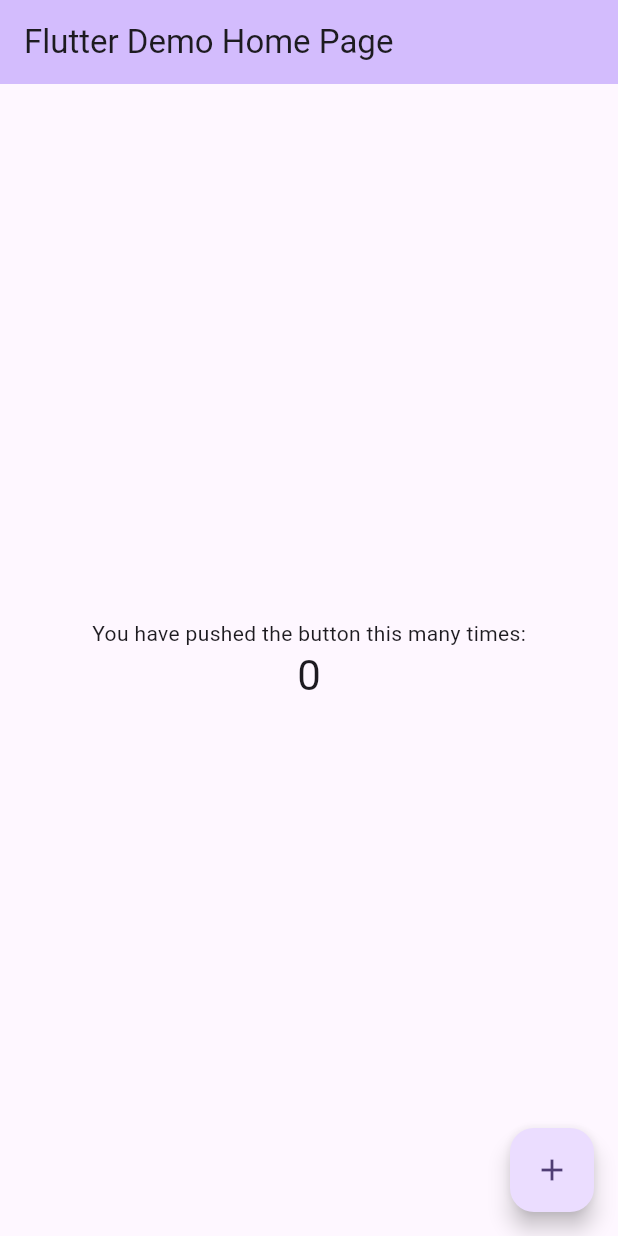
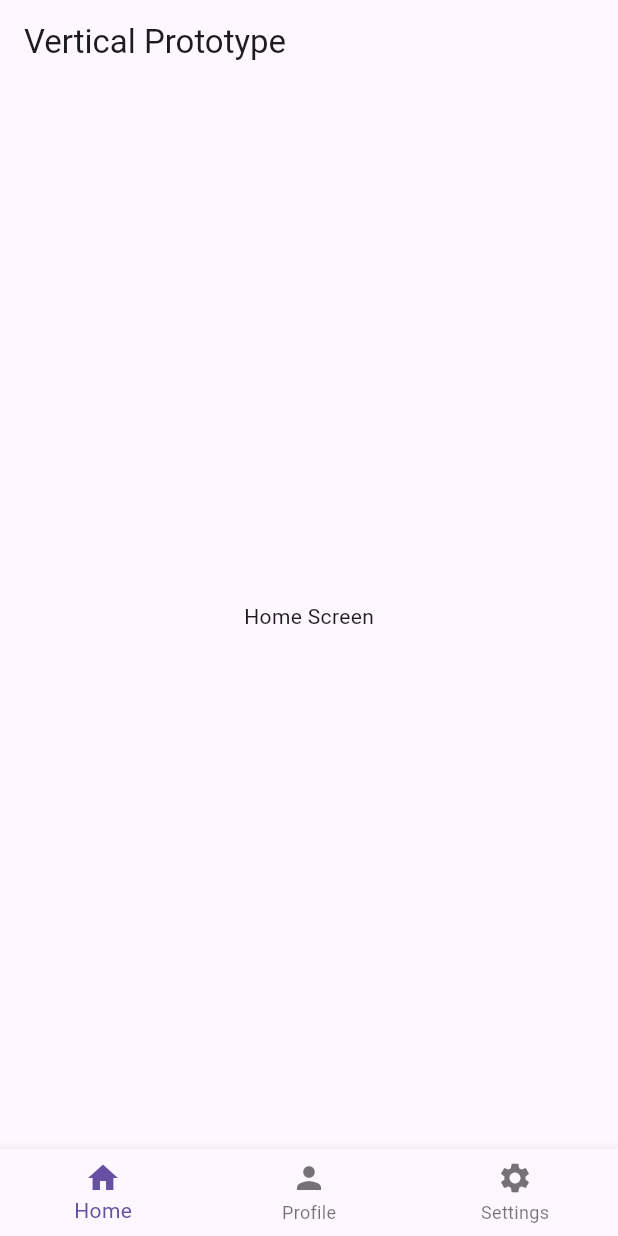
Before and after one commit to YZ1GO/L.EIC017_ES_PRJ, a Flutter app: the screen it shows after launch, on a phone screen of 412 x 824 dp. Run offline on Flutter 3.47's test engine with Material 3 defaults, Android fonts, the phone set to English and light mode, and no system bars.

Commit message:
menu bar

```diff
--- a/app/lib/main.dart
+++ b/app/lib/main.dart
@@ -1,125 +1,102 @@
 import 'package:flutter/material.dart';
 
 void main() {
-  runApp(const MyApp());
+  runApp(MyApp());
 }
 
 class MyApp extends StatelessWidget {
-  const MyApp({super.key});
-
-  // This widget is the root of your application.
   @override
   Widget build(BuildContext context) {
     return MaterialApp(
-      title: 'Flutter Demo',
+      title: 'Vertical Prototype',
       theme: ThemeData(
-        // This is the theme of your application.
-        //
-        // TRY THIS: Try running your application with "flutter run". You'll see
-        // the application has a purple toolbar. Then, without quitting the app,
-        // try changing the seedColor in the colorScheme below to Colors.green
-        // and then invoke "hot reload" (save your changes or press the "hot
-        // reload" button in a Flutter-supported IDE, or press "r" if you used
-        // the command line to start the app).
-        //
-        // Notice that the counter didn't reset back to zero; the application
-        // state is not lost during the reload. To reset the state, use hot
-        // restart instead.
-        //
-        // This works for code too, not just values: Most code changes can be
-        // tested with just a hot reload.
-        colorScheme: ColorScheme.fromSeed(seedColor: Colors.deepPurple),
-        useMaterial3: true,
+        primarySwatch: Colors.blue,
       ),
-      home: const MyHomePage(title: 'Flutter Demo Home Page'),
+      home: NavigationMenu(),
     );
   }
 }
 
-class MyHomePage extends StatefulWidget {
-  const MyHomePage({super.key, required this.title});
-
-  // This widget is the home page of your application. It is stateful, meaning
-  // that it has a State object (defined below) that contains fields that affect
-  // how it looks.
-
-  // This class is the configuration for the state. It holds the values (in this
-  // case the title) provided by the parent (in this case the App widget) and
-  // used by the build method of the State. Fields in a Widget subclass are
-  // always marked "final".
-
-  final String title;
-
+class NavigationMenu extends StatefulWidget {
   @override
-  State<MyHomePage> createState() => _MyHomePageState();
+  NavigationMenuState createState() => NavigationMenuState();
 }
 
-class _MyHomePageState extends State<MyHomePage> {
-  int _counter = 0;
+class NavigationMenuState extends State<NavigationMenu> {
+  int _selectedIndex = 0;
 
-  void _incrementCounter() {
+  static List<Widget> _screens = <Widget>[
+    HomeScreen(),
+    ProfileScreen(),
+    SettingsScreen(),
+  ];
+
+  void _onItemTapped(int index) {
     setState(() {
-      // This call to setState tells the Flutter framework that something has
-      // changed in this State, which causes it to rerun the build method below
-      // so that the display can reflect the updated values. If we changed
-      // _counter without calling setState(), then the build method would not be
-      // called again, and so nothing would appear to happen.
-      _counter++;
+      _selectedIndex = index;
     });
   }
 
   @override
   Widget build(BuildContext context) {
-    // This method is rerun every time setState is called, for instance as done
-    // by the _incrementCounter method above.
-    //
-    // The Flutter framework has been optimized to make rerunning build methods
-    // fast, so that you can just rebuild anything that needs updating rather
-    // than having to individually change instances of widgets.
     return Scaffold(
       appBar: AppBar(
-        // TRY THIS: Try changing the color here to a specific color (to
-        // Colors.amber, perhaps?) and trigger a hot reload to see the AppBar
-        // change color while the other colors stay the same.
-        backgroundColor: Theme.of(context).colorScheme.inversePrimary,
-        // Here we take the value from the MyHomePage object that was created by
-        // the App.build method, and use it to set our appbar title.
-        title: Text(widget.title),
+        title: Text('Vertical Prototype'),
       ),
       body: Center(
-        // Center is a layout widget. It takes a single child and positions it
-        // in the middle of the parent.
-        child: Column(
-          // Column is also a layout widget. It takes a list of children and
-          // arranges them vertically. By default, it sizes itself to fit its
-          // children horizontally, and tries to be as tall as its parent.
-          //
-          // Column has various properties to control how it sizes itself and
-          // how it positions its children. Here we use mainAxisAlignment to
-          // center the children vertically; the main axis here is the vertical
-          // axis because Columns are vertical (the cross axis would be
-          // horizontal).
-          //
-          // TRY THIS: Invoke "debug painting" (choose the "Toggle Debug Paint"
-          // action in the IDE, or press "p" in the console), to see the
-          // wireframe for each widget.
-          mainAxisAlignment: MainAxisAlignment.center,
-          children: <Widget>[
-            const Text(
-              'You have pushed the button this many times:',
-            ),
-            Text(
-              '$_counter',
-              style: Theme.of(context).textTheme.headlineMedium,
-            ),
-          ],
-        ),
+        child: _screens.elementAt(_selectedIndex),
       ),
-      floatingActionButton: FloatingActionButton(
-        onPressed: _incrementCounter,
-        tooltip: 'Increment',
-        child: const Icon(Icons.add),
-      ), // This trailing comma makes auto-formatting nicer for build methods.
+      bottomNavigationBar: BottomNavigationBar(
+        items: <BottomNavigationBarItem>[
+          BottomNavigationBarItem(
+            icon: Icon(Icons.home),
+            label: 'Home',
+          ),
+          BottomNavigationBarItem(
+            icon: Icon(Icons.person),
+            label: 'Profile',
+          ),
+          BottomNavigationBarItem(
+            icon: Icon(Icons.settings),
+            label: 'Settings',
+          ),
+        ],
+        currentIndex: _selectedIndex,
+        onTap: _onItemTapped,
+      ),
     );
   }
 }
+
+class HomeScreen extends StatelessWidget {
+  @override
+  Widget build(BuildContext context) {
+    return Container(
+      child: Center(
+        child: Text('Home Screen'),
+      ),
+    );
+  }
+}
+
+class ProfileScreen extends StatelessWidget {
+  @override
+  Widget build(BuildContext context) {
+    return Container(
+      child: Center(
+        child: Text('Profile Screen'),
+      ),
+    );
+  }
+}
+
+class SettingsScreen extends StatelessWidget {
+  @override
+  Widget build(BuildContext context) {
+    return Container(
+      child: Center(
+        child: Text('Settings Screen'),
+      ),
+    );
+  }
+}
```
